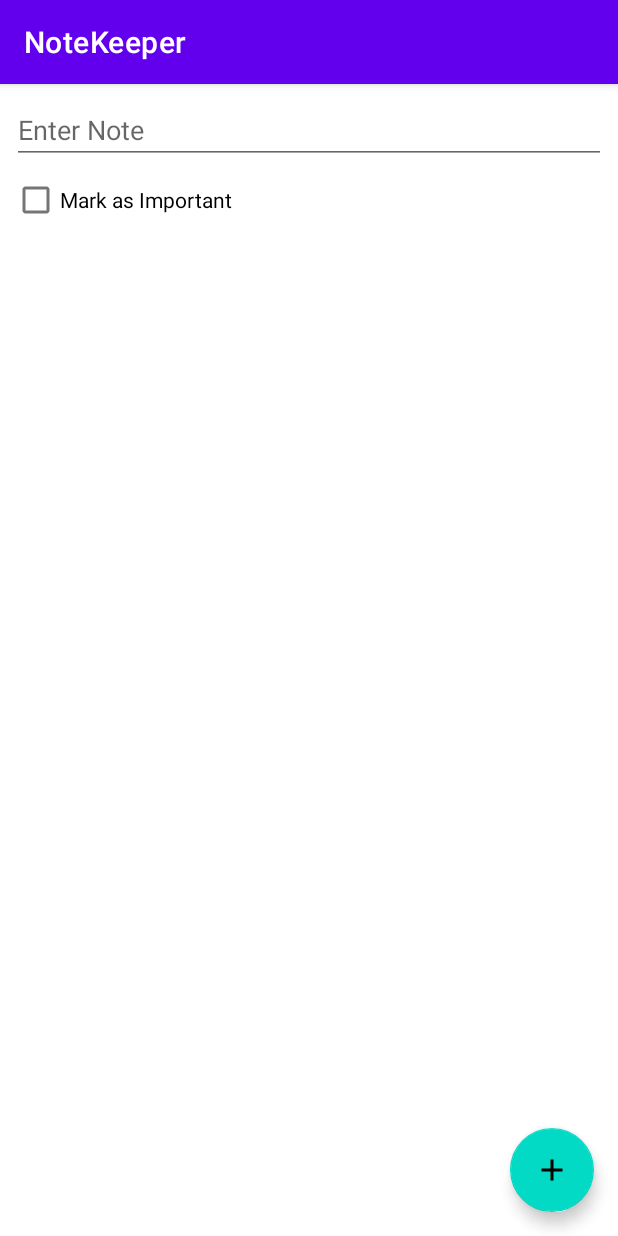
After one commit to PratthamArora/NoteKeeper, an Android app: the AddNoteFragment screen opened through its navigation route, on a phone screen of 412 x 824 dp. The commit adds this screen. Run offline under Robolectric (Android 15) with nearby library versions, the phone set to English and light mode, and no system bars.

Commit message:
setup nav graph and model class

```diff
--- a/app/src/main/AndroidManifest.xml
+++ b/app/src/main/AndroidManifest.xml
@@ -9,7 +9,7 @@
         android:roundIcon="@mipmap/ic_launcher_round"
         android:supportsRtl="true"
         android:theme="@style/Theme.NoteKeeper">
-        <activity android:name=".MainActivity">
+        <activity android:name=".ui.activity.MainActivity">
             <intent-filter>
                 <action android:name="android.intent.action.MAIN" />
 
--- a/app/src/main/java/com/pratthamarora/notekeeper/MainActivity.kt
+++ b/app/src/main/java/com/pratthamarora/notekeeper/ui/activity/MainActivity.kt
@@ -1,7 +1,8 @@
-package com.pratthamarora.notekeeper
+package com.pratthamarora.notekeeper.ui.activity
 
 import android.os.Bundle
 import androidx.appcompat.app.AppCompatActivity
+import com.pratthamarora.notekeeper.R
 
 class MainActivity : AppCompatActivity() {
     override fun onCreate(savedInstanceState: Bundle?) {
--- /dev/null
+++ b/app/src/main/java/com/pratthamarora/notekeeper/ui/fragments/AddNoteFragment.kt
@@ -0,0 +1,6 @@
+package com.pratthamarora.notekeeper.ui.fragments
+
+import androidx.fragment.app.Fragment
+import com.pratthamarora.notekeeper.R
+
+class AddNoteFragment : Fragment(R.layout.fragment_add_note)
--- /dev/null
+++ b/app/src/main/java/com/pratthamarora/notekeeper/ui/fragments/NotesFragment.kt
@@ -0,0 +1,6 @@
+package com.pratthamarora.notekeeper.ui.fragments
+
+import androidx.fragment.app.Fragment
+import com.pratthamarora.notekeeper.R
+
+class NotesFragment : Fragment(R.layout.fragment_all_notes)
--- a/app/src/main/res/layout/activity_main.xml
+++ b/app/src/main/res/layout/activity_main.xml
@@ -4,15 +4,14 @@
     xmlns:tools="http://schemas.android.com/tools"
     android:layout_width="match_parent"
     android:layout_height="match_parent"
-    tools:context=".MainActivity">
+    tools:context=".ui.activity.MainActivity">
 
-    <TextView
-        android:layout_width="wrap_content"
-        android:layout_height="wrap_content"
-        android:text="Hello World!"
-        app:layout_constraintBottom_toBottomOf="parent"
-        app:layout_constraintLeft_toLeftOf="parent"
-        app:layout_constraintRight_toRightOf="parent"
-        app:layout_constraintTop_toTopOf="parent" />
+    <androidx.fragment.app.FragmentContainerView
+        android:id="@+id/navHostFragment"
+        android:name="androidx.navigation.fragment.NavHostFragment"
+        android:layout_width="match_parent"
+        android:layout_height="match_parent"
+        app:defaultNavHost="true"
+        app:navGraph="@navigation/nav_graph" />
 
 </androidx.constraintlayout.widget.ConstraintLayout>
--- a/app/src/main/res/layout/fragment_add_note.xml
+++ b/app/src/main/res/layout/fragment_add_note.xml
@@ -2,6 +2,7 @@
 <androidx.coordinatorlayout.widget.CoordinatorLayout xmlns:android="http://schemas.android.com/apk/res/android"
     xmlns:tools="http://schemas.android.com/tools"
     android:layout_width="match_parent"
+    tools:context=".ui.fragments.AddNoteFragment"
     android:layout_height="match_parent">
 
     <LinearLayout
--- a/app/src/main/res/layout/fragment_all_notes.xml
+++ b/app/src/main/res/layout/fragment_all_notes.xml
@@ -1,6 +1,8 @@
 <?xml version="1.0" encoding="utf-8"?>
 <androidx.coordinatorlayout.widget.CoordinatorLayout xmlns:android="http://schemas.android.com/apk/res/android"
     android:layout_width="match_parent"
+    xmlns:tools="http://schemas.android.com/tools"
+    tools:context=".ui.fragments.NotesFragment"
     android:layout_height="match_parent">
 
     <androidx.recyclerview.widget.RecyclerView
--- /dev/null
+++ b/app/src/main/res/navigation/nav_graph.xml
@@ -0,0 +1,21 @@
+<?xml version="1.0" encoding="utf-8"?>
+<navigation xmlns:android="http://schemas.android.com/apk/res/android"
+    xmlns:app="http://schemas.android.com/apk/res-auto"
+    xmlns:tools="http://schemas.android.com/tools"
+    android:id="@+id/nav_graph"
+    app:startDestination="@id/notesFragment">
+    <fragment
+        android:id="@+id/notesFragment"
+        android:name="com.pratthamarora.notekeeper.ui.fragments.NotesFragment"
+        android:label="fragment_all_notes"
+        tools:layout="@layout/fragment_all_notes">
+        <action
+            android:id="@+id/action_notesFragment_to_addNoteFragment3"
+            app:destination="@id/addNoteFragment" />
+    </fragment>
+    <fragment
+        android:id="@+id/addNoteFragment"
+        android:name="com.pratthamarora.notekeeper.ui.fragments.AddNoteFragment"
+        android:label="fragment_add_note"
+        tools:layout="@layout/fragment_add_note" />
+</navigation>
```
Also changed, not shown: app/src/main/java/com/pratthamarora/notekeeper/data/db/NoteDatabase.kt (added, +11 -0 lines), app/src/main/java/com/pratthamarora/notekeeper/data/db/NotesDao.kt (added, +22 -0 lines).
